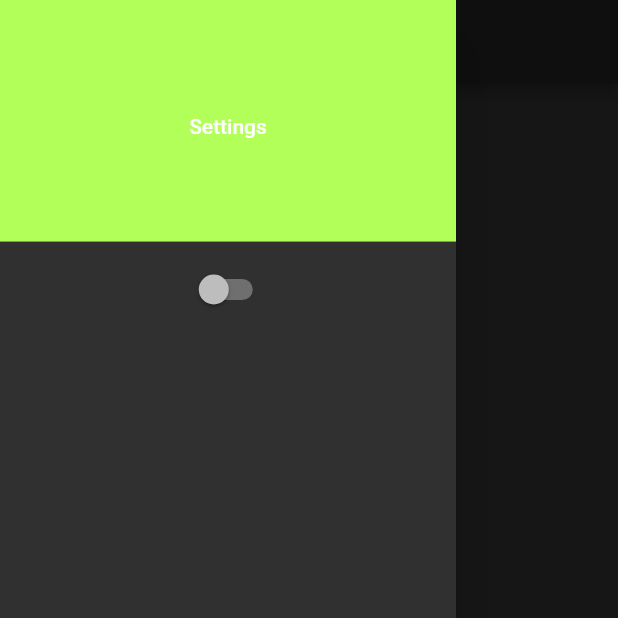
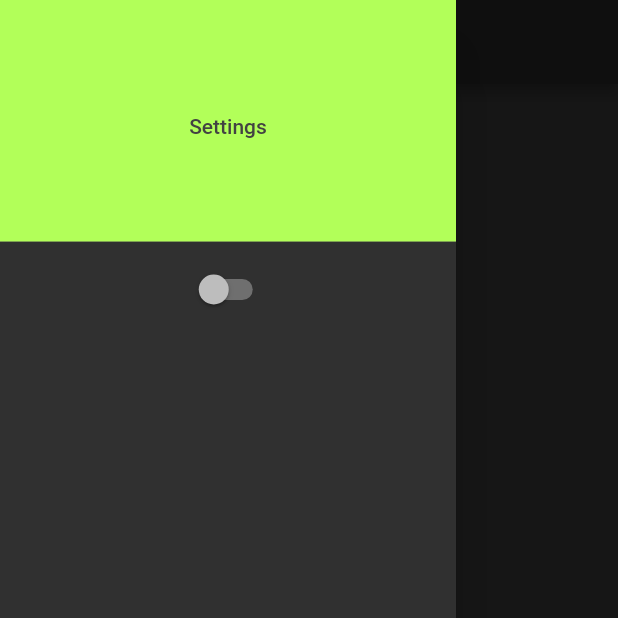
Before and after one commit to ryanhossain9797/mygameslist_flutter, a Flutter app: the LoginScreen screen opened directly, with the side drawer open, on a phone screen of 412 x 824 dp, the top half of it. Run offline on Flutter 3.47's test engine with Material 2 defaults, Android fonts, the phone set to English and light mode, and no system bars; our stand-ins replace flutter_bloc, getflutter, page_transition, shared_preferences; accounts and stored records are empty; network calls fail.

Commit message:
Change settings text color

```diff
--- a/lib/components/side_drawer.dart
+++ b/lib/components/side_drawer.dart
@@ -1,4 +1,5 @@
 import 'package:flutter/material.dart';
+import 'package:mygameslist_flutter/styles.dart';
 import 'package:shared_preferences/shared_preferences.dart';
 
 class SideDrawer extends StatefulWidget {
@@ -29,7 +30,7 @@ class _SideDrawerState extends State<SideDrawer> {
             child: Row(
               mainAxisAlignment: MainAxisAlignment.center,
               children: <Widget>[
-                Text("Settings"),
+                Text("Settings", style: TextStyle(color: Colors.grey[800])),
               ],
             ),
             decoration: BoxDecoration(color: Colors.lightGreenAccent),
```
